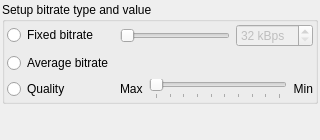
Before: the Qt Designer form apps/zxtune-qt/ui/conversion/mp3_settings.ui in vitamin-caig/zxtune, drawn with Qt 5.
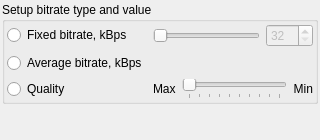
After: the same form once the commit is applied.

What changed in the file:
```diff
--- a/apps/zxtune-qt/ui/conversion/mp3_settings.ui
+++ b/apps/zxtune-qt/ui/conversion/mp3_settings.ui
@@ -29,7 +29,7 @@
       <item row="0" column="0">
        <widget class="QRadioButton" name="selectCBR">
         <property name="text">
-         <string>Fixed bitrate</string>
+         <string>Fixed bitrate, kBps</string>
         </property>
        </widget>
       </item>
@@ -62,9 +62,6 @@
             <verstretch>0</verstretch>
            </sizepolicy>
           </property>
-          <property name="suffix">
-           <string> kBps</string>
-          </property>
           <property name="minimum">
            <number>32</number>
           </property>
@@ -78,7 +75,7 @@
       <item row="1" column="0">
        <widget class="QRadioButton" name="selectABR">
         <property name="text">
-         <string>Average bitrate</string>
+         <string>Average bitrate, kBps</string>
         </property>
        </widget>
       </item>
```
